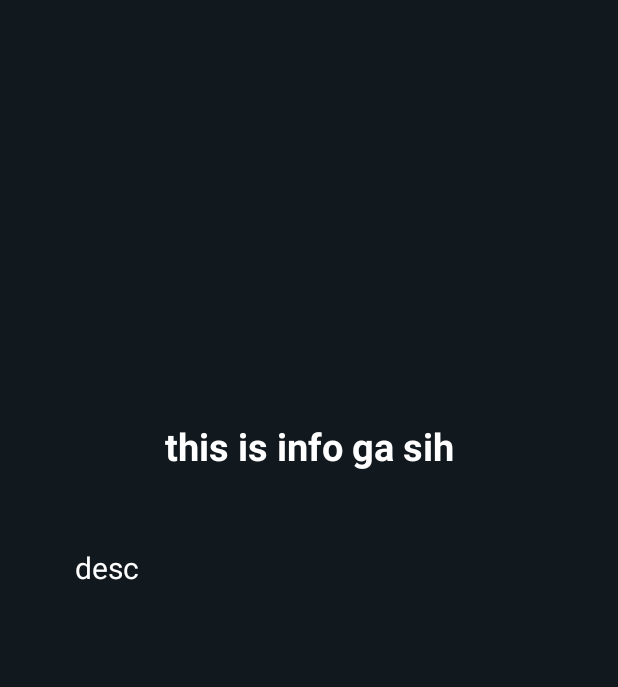
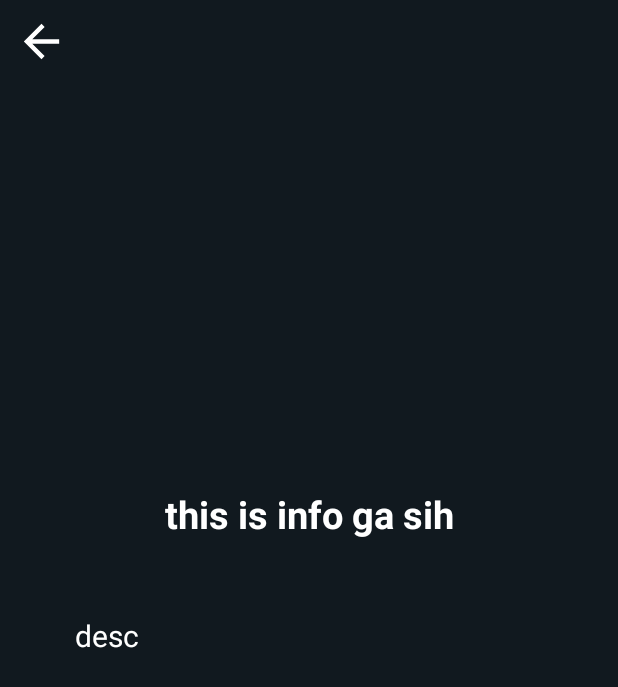
Before and after one commit to oceanthesea1/NavDrawer, an Android app: the layout activity_info.xml on its own in the app's theme, with its tools: preview values and no code run, on a phone screen of 412 x 824 dp. Shown: the top 687 px of the screen. Run offline under Robolectric (Android 15) with nearby library versions, the phone set to English and light mode, and no system bars.

Commit message:
NavDrawer ver5~

```diff
--- a/app/src/main/AndroidManifest.xml
+++ b/app/src/main/AndroidManifest.xml
@@ -8,9 +8,9 @@
         android:allowBackup="true"
         android:dataExtractionRules="@xml/data_extraction_rules"
         android:fullBackupContent="@xml/backup_rules"
-        android:icon="@mipmap/ic_launcher"
+        android:icon="@drawable/foodanddrink"
         android:label="@string/app_name"
-        android:roundIcon="@mipmap/ic_launcher_round"
+        android:roundIcon="@drawable/foodanddrink"
         android:supportsRtl="true"
         android:theme="@style/Theme.NavDrawer"
         tools:targetApi="31">
--- a/app/src/main/java/com/example/navdrawer/MainActivity.java
+++ b/app/src/main/java/com/example/navdrawer/MainActivity.java
@@ -90,6 +90,6 @@ public class MainActivity extends AppCompatActivity {
                 .replace(R.id.content_frame, new Makanan_Fragment())
                 .commit();
 
-        getSupportActionBar().setTitle("Home Page");
+        getSupportActionBar().setTitle("Makanan Page");
     }
 }
--- /dev/null
+++ b/app/src/main/res/drawable/baseline_arrow_back_24.xml
@@ -0,0 +1,5 @@
+<vector xmlns:android="http://schemas.android.com/apk/res/android" android:autoMirrored="true" android:height="24dp" android:tint="@color/white" android:viewportHeight="24" android:viewportWidth="24" android:width="24dp">
+
+    <path android:fillColor="@android:color/white" android:pathData="M20,11H7.83l5.59,-5.59L12,4l-8,8 8,8 1.41,-1.41L7.83,13H20v-2z"/>
+
+</vector>
--- a/app/src/main/res/layout/activity_info.xml
+++ b/app/src/main/res/layout/activity_info.xml
@@ -8,6 +8,14 @@
     android:orientation="vertical"
     android:background="#11191F"
     tools:context=".Info">
+
+    <ImageView
+        android:id="@+id/buttonBack"
+        android:layout_width="35dp"
+        android:layout_height="35dp"
+        android:layout_marginTop="10dp"
+        android:layout_marginLeft="10dp"
+        android:src="@drawable/baseline_arrow_back_24" />
 
     <ImageView
         android:id="@+id/imageInfo"
--- a/app/src/main/res/layout/activity_main.xml
+++ b/app/src/main/res/layout/activity_main.xml
@@ -17,7 +17,7 @@
             android:id="@+id/toolbar"
             android:layout_width="match_parent"
             android:layout_height="?attr/actionBarSize"
-            android:background="?attr/colorPrimary"
+            android:background="#20FFFFFF"
             app:popupTheme="@style/AppTheme.PopupOverlay" />
 
         <!-- FrameLayout where fragments or layouts will be placed -->
--- a/app/src/main/res/layout/nav_header.xml
+++ b/app/src/main/res/layout/nav_header.xml
@@ -2,7 +2,7 @@
 <RelativeLayout xmlns:android="http://schemas.android.com/apk/res/android"
     android:layout_width="match_parent"
     android:layout_height="160dp"
-    android:background="#19A110">
+    android:background="#84898F">
 
     <de.hdodenhof.circleimageview.CircleImageView
         android:id="@+id/imageViewProfile"
```
Also changed, not shown: app/src/main/java/com/example/navdrawer/Info.java (+7 -1 lines), app/src/main/res/drawable/foodanddrink.jpg (added).
